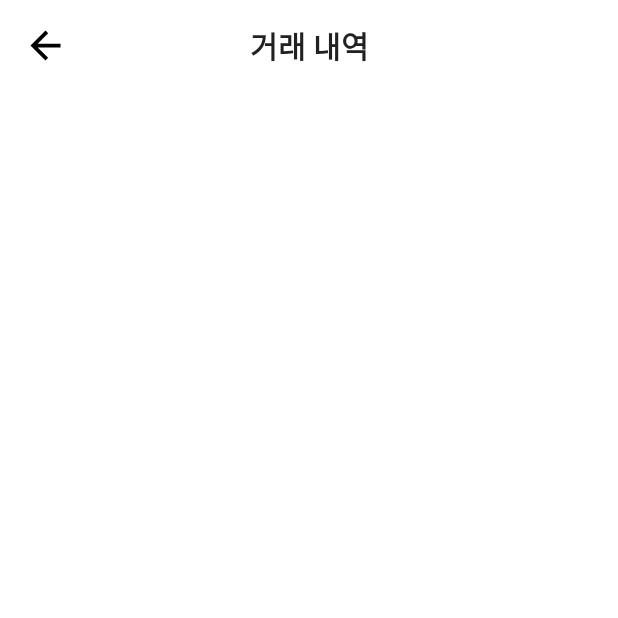
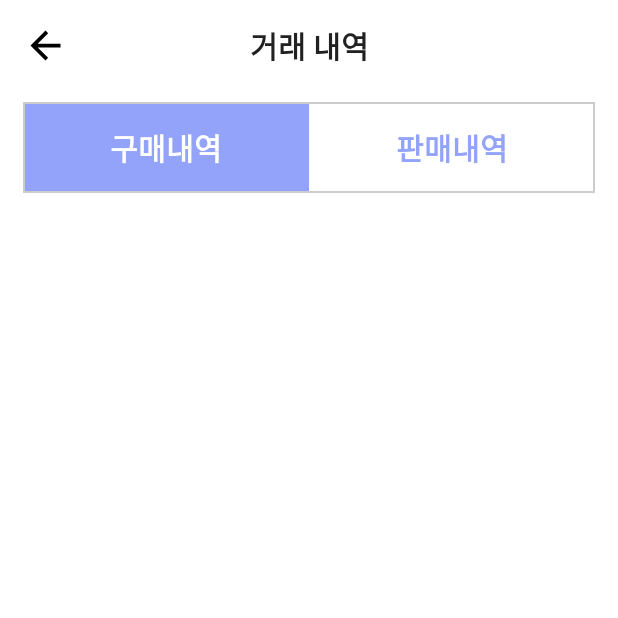
Before and after one commit to KIMHYUNWOO123/FIFAOnlineSupApp, an Android app built with Jetpack Compose: the composable Transaction called with empty values, on a phone screen of 412 x 824 dp, the top half of it. Run offline under Robolectric (Android 15) with nearby library versions, the phone set to English and light mode, and no system bars; our stand-ins replace Dagger/Hilt's generated code; libraries missing offline, so code that uses them is left out: coil.decode; network calls fail; pictures from the network do not load; 1 statement that could not run was skipped.

Commit message:
add Transaction api

```diff
--- a/app/src/main/java/com/example/myapp/map/Mapper.kt
+++ b/app/src/main/java/com/example/myapp/map/Mapper.kt
@@ -76,7 +76,7 @@ class Mapper {
                     val average = String.format("%.2f", averageRating).toDouble()
                     val totalShoot = it.shoot.shootTotal
                     val validShoot = it.shoot.effectiveShootTotal
-                    val shootRating = if (it.defence.blockSuccess != 0) ((it.shoot.effectiveShootTotal.toFloat() / it.shoot.shootTotal.toFloat()) * 100.0f).roundToInt() else 0
+                    val shootRating = if (it.shoot.goalTotal != 0) ((it.shoot.goalTotal.toFloat() / it.shoot.shootTotal.toFloat()) * 100.0f).roundToInt() else 0
                     val goal = it.shoot.goalTotal
                     val validPass = if (it.pass.passSuccess != 0) {
                         ((it.pass.passSuccess.toFloat() / it.pass.passTry.toFloat()) * 100.0f).roundToInt()
--- a/app/src/main/java/com/example/myapp/ui/match/Match.kt
+++ b/app/src/main/java/com/example/myapp/ui/match/Match.kt
@@ -1,6 +1,5 @@
 package com.example.myapp.ui.match
 
-import android.util.Log
 import androidx.activity.compose.LocalOnBackPressedDispatcherOwner
 import androidx.compose.animation.animateContentSize
 import androidx.compose.foundation.Image
@@ -80,7 +79,7 @@ fun Match(
                 Box(
                     modifier = Modifier
                         .fillMaxWidth(0.95f)
-                        .fillMaxHeight(1f), contentAlignment = Alignment.CenterStart
+                        .fillMaxHeight(1f), contentAlignment = Alignment.TopCenter
                 ) {
                     val clicked = remember { mutableStateListOf<Boolean>(*Array(displayList.value!!.size) { false }) }
                     LazyColumn {
@@ -93,7 +92,6 @@ fun Match(
                     }
                 }
             }
-//            Log.d("###", "Match: ${isMatchRecordLoading.value} ${isLoading.value}")
             if (displayList.value.isNullOrEmpty() && isMatchRecordLoading.value == false) {
                 EmptyView()
             }
--- a/app/src/main/java/com/example/myapp/ui/transaction/Transaction.kt
+++ b/app/src/main/java/com/example/myapp/ui/transaction/Transaction.kt
@@ -2,14 +2,18 @@ package com.example.myapp.ui.transaction
 
 import androidx.activity.compose.LocalOnBackPressedDispatcherOwner
 import androidx.compose.foundation.Image
+import androidx.compose.foundation.background
+import androidx.compose.foundation.border
 import androidx.compose.foundation.clickable
 import androidx.compose.foundation.interaction.MutableInteractionSource
 import androidx.compose.foundation.layout.*
 import androidx.compose.material.Text
-import androidx.compose.runtime.Composable
+import androidx.compose.runtime.*
 import androidx.compose.ui.Alignment
 import androidx.compose.ui.Modifier
+import androidx.compose.ui.graphics.Color
 import androidx.compose.ui.layout.ContentScale
+import androidx.compose.ui.res.colorResource
 import androidx.compose.ui.res.painterResource
 import androidx.compose.ui.text.font.FontWeight
 import androidx.compose.ui.unit.dp
@@ -22,6 +26,12 @@ fun Transaction(
     viewModel: TransactionViewModel = hiltViewModel(),
     accessId: String
 ) {
+    var isBuy by remember {
+        mutableStateOf(true)
+    }
+    LaunchedEffect(Unit) {
+        viewModel.getTransactionRecord(accessId, if (isBuy) "buy" else "sell")
+    }
     val backPressedDispatcher = LocalOnBackPressedDispatcherOwner.current?.onBackPressedDispatcher
     Box(modifier = Modifier.fillMaxSize(), contentAlignment = Alignment.Center) {
         Box(
@@ -52,6 +62,33 @@ fun Transaction(
             ) {
                 Text(text = "거래 내역", fontSize = 20.sp, fontWeight = FontWeight.Bold)
             }
+            Spacer(modifier = Modifier.fillMaxHeight(0.03f))
+            Row(modifier = Modifier.border(1.dp, color = Color.LightGray)) {
+                Box(
+                    modifier = Modifier
+                        .fillMaxWidth(0.5f)
+                        .background(if (isBuy) colorResource(id = R.color.app_color) else Color.White)
+                        .padding(15.dp)
+                        .clickable(interactionSource = MutableInteractionSource(), indication = null) {
+                            isBuy = true
+                            viewModel.getTransactionRecord(accessId = accessId, "buy")
+                        }, contentAlignment = Alignment.Center
+                ) {
+                    Text("구매내역", fontSize = 20.sp, fontWeight = FontWeight.Bold, color = if (isBuy) Color.White else colorResource(id = R.color.app_color))
+                }
+                Box(
+                    modifier = Modifier
+                        .fillMaxWidth(1f)
+                        .background(if (!isBuy) colorResource(id = R.color.app_color) else Color.White)
+                        .padding(15.dp)
+                        .clickable(interactionSource = MutableInteractionSource(), indication = null) {
+                            isBuy = false
+                            viewModel.getTransactionRecord(accessId = accessId, "sell")
+                        }, contentAlignment = Alignment.Center
+                ) {
+                    Text("판매내역", fontSize = 20.sp, fontWeight = FontWeight.Bold, color = if (!isBuy) Color.White else colorResource(id = R.color.app_color))
+                }
+            }
         }
     }
 }
--- a/app/src/main/java/com/example/myapp/ui/transaction/TransactionViewModel.kt
+++ b/app/src/main/java/com/example/myapp/ui/transaction/TransactionViewModel.kt
@@ -1,11 +1,15 @@
 package com.example.myapp.ui.transaction
 
 import androidx.lifecycle.ViewModel
+import com.example.domain.usecase.TransactionUseCase
 import dagger.hilt.android.lifecycle.HiltViewModel
 import javax.inject.Inject
 
 @HiltViewModel
 class TransactionViewModel @Inject constructor(
+    private val useCase: TransactionUseCase,
+) : ViewModel() {
+    fun getTransactionRecord(accessId: String, tradeType: String) {
 
-) : ViewModel() {
+    }
 }
--- /dev/null
+++ b/app/src/main/res/drawable/ic_squad.xml
@@ -0,0 +1,5 @@
+<vector android:height="24dp" android:tint="#4F65FF"
+    android:viewportHeight="24" android:viewportWidth="24"
+    android:width="24dp" xmlns:android="http://schemas.android.com/apk/res/android">
+    <path android:fillColor="@android:color/white" android:pathData="M20,2L4,2c-1.1,0 -2,0.9 -2,2v16c0,1.1 0.9,2 2,2h16c1.1,0 2,-0.9 2,-2L22,4c0,-1.1 -0.9,-2 -2,-2zM8,20L4,20v-4h4v4zM8,14L4,14v-4h4v4zM8,8L4,8L4,4h4v4zM14,20h-4v-4h4v4zM14,14h-4v-4h4v4zM14,8h-4L10,4h4v4zM20,20h-4v-4h4v4zM20,14h-4v-4h4v4zM20,8h-4L16,4h4v4z"/>
+</vector>
--- a/data/src/main/java/com/example/data/ApiService.kt
+++ b/data/src/main/java/com/example/data/ApiService.kt
@@ -2,6 +2,7 @@ package com.example.data
 
 import com.example.domain.entity.BestRankEntity
 import com.example.domain.entity.DetailMatchRecordEntity
+import com.example.domain.entity.TransactionRecordEntity
 import com.example.domain.entity.UserEntity
 import retrofit2.http.GET
 import retrofit2.http.Path
@@ -29,4 +30,10 @@ interface ApiService {
     suspend fun getDetailMatchRecord(
         @Path("matchid", encoded = true) matchId: String
     ): DetailMatchRecordEntity
+
+    @GET("users/{accessid}/markets")
+    suspend fun getTransactionRecord(
+        @Path("accessid", encoded = true) accessId: String,
+        @Query("tradetype") tradeType: String
+    ): List<TransactionRecordEntity>
 }
--- a/data/src/main/java/com/example/data/RepositoryImpl.kt
+++ b/data/src/main/java/com/example/data/RepositoryImpl.kt
@@ -33,4 +33,8 @@ class RepositoryImpl @Inject constructor(
         return apiService.getDetailMatchRecord(matchId)
     }
 
+    override suspend fun getTransactionRecord(accessId: String, tradeType: String): List<TransactionRecordEntity> {
+        return apiService.getTransactionRecord(accessId = accessId, tradeType = tradeType)
+    }
+
 }
--- a/domain/src/main/java/com/example/domain/Repository.kt
+++ b/domain/src/main/java/com/example/domain/Repository.kt
@@ -12,4 +12,6 @@ interface Repository {
     suspend fun getMatchRecord(accessId: String, matchType: Int): List<String>
 
     suspend fun getDetailMatchRecord(matchId: String): DetailMatchRecordEntity
+
+    suspend fun getTransactionRecord(accessId: String, tradeType: String): List<TransactionRecordEntity>
 }
--- /dev/null
+++ b/domain/src/main/java/com/example/domain/usecase/TransactionUseCase.kt
@@ -0,0 +1,14 @@
+package com.example.domain.usecase
+
+import com.example.domain.Repository
+import com.example.domain.entity.TransactionRecordEntity
+import javax.inject.Inject
+
+class TransactionUseCase @Inject constructor(
+    private val repository: Repository,
+) {
+
+    suspend fun getTransactionRecord(accessId: String, tradeType: String): List<TransactionRecordEntity> {
+        return repository.getTransactionRecord(accessId, tradeType)
+    }
+}
```
Also changed, not shown: app/src/main/java/com/example/myapp/ui/main/Main.kt (+37 -63 lines), app/src/main/java/com/example/myapp/ui/user/User.kt (+5 -4 lines), domain/src/main/java/com/example/domain/entity/TransactionRecordEntity.kt (added, +14 -0 lines).
